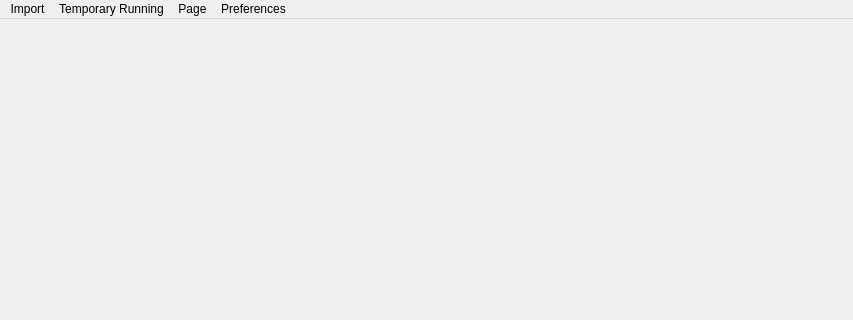
This is ui/mainwindow.ui in danielhsu021202/PythonCBAS as Qt 5 draws it before an edit; both pictures show x 0 to 853 and y 0 to 320 of the 853 by 660 pixel window. The edited form follows.
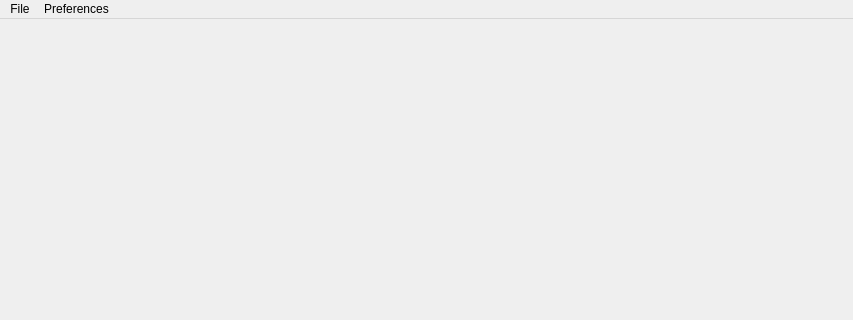
This is the edited form.

What changed in the file:
```diff
--- a/ui/mainwindow.ui
+++ b/ui/mainwindow.ui
@@ -54,22 +54,6 @@
      <height>37</height>
     </rect>
    </property>
-   <widget class="QMenu" name="temporary_menu">
-    <property name="title">
-     <string>Temporary Running</string>
-    </property>
-    <addaction name="actionGet_Sequences"/>
-    <addaction name="actionGenerate_Groups"/>
-    <addaction name="actionCard"/>
-   </widget>
-   <widget class="QMenu" name="menuPage">
-    <property name="title">
-     <string>Page</string>
-    </property>
-    <addaction name="separator"/>
-    <addaction name="actionImport_Data"/>
-    <addaction name="actionFile_Viewer"/>
-   </widget>
    <widget class="QMenu" name="menuPreferences">
     <property name="title">
      <string>Preferences</string>
@@ -95,15 +79,13 @@
     <addaction name="separator"/>
     <addaction name="menuAppearance"/>
    </widget>
-   <widget class="QMenu" name="menuImport">
+   <widget class="QMenu" name="menuFile">
     <property name="title">
-     <string>Import</string>
+     <string>File</string>
     </property>
     <addaction name="actionImport_Data_Dialog"/>
    </widget>
-   <addaction name="menuImport"/>
-   <addaction name="temporary_menu"/>
-   <addaction name="menuPage"/>
+   <addaction name="menuFile"/>
    <addaction name="menuPreferences"/>
   </widget>
   <widget class="QStatusBar" name="statusbar"/>
```
Left out of the diff: 9 changed lines with no effect on the pictures.
